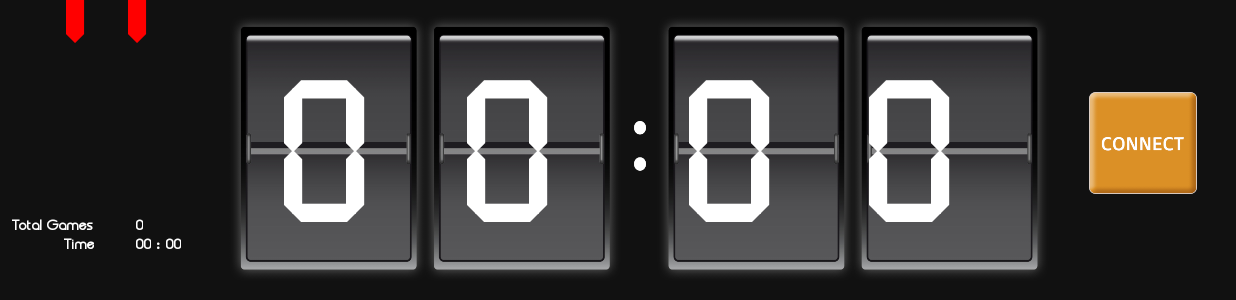
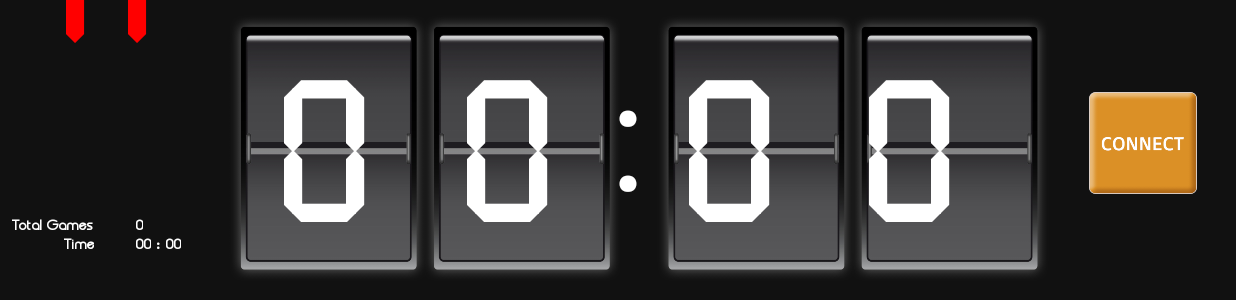
Before and after one commit to ldj526/BilliardClient, an Android app: the screen it shows after launch (MainActivity), after a tap on "OK", on a phone screen of 824 x 412 dp (held sideways). Shown: the part 161-461 px from the top of the screen. Run offline under Robolectric (Android 15) with nearby library versions, the phone set to English and light mode, and no system bars; libraries missing offline, so code that uses them is left out: androidx.camera.core, androidx.camera.lifecycle, androidx.camera.view; plain views replace PreviewView; 1 statement that could not run was skipped.

Commit message:
feat: 깜빡이는 애니메이션 추가

```diff
--- a/app/src/main/java/com/billiard/billiardclient/MainActivity.kt
+++ b/app/src/main/java/com/billiard/billiardclient/MainActivity.kt
@@ -14,6 +14,7 @@ import android.os.Handler
 import android.provider.MediaStore
 import android.util.Log
 import android.view.*
+import android.view.animation.AnimationUtils
 import android.widget.Toast
 import androidx.appcompat.app.AlertDialog
 import androidx.appcompat.app.AppCompatActivity
@@ -224,6 +225,7 @@ class MainActivity : AppCompatActivity() {
             binding.startBtn.isEnabled = false
         }
         timerTask?.cancel()
+        binding.colonText.clearAnimation()
         soundPool.play(endSound, 1.0f, 1.0f, 0, 0, 1.0f)
         if (endTimeD == 0L) {
             endTimeD = System.currentTimeMillis()
@@ -542,13 +544,15 @@ class MainActivity : AppCompatActivity() {
     private fun startTimer() {
         runOnUiThread {
             binding.startBtn.setBackgroundResource(R.drawable.end_button_ripple)
+            val anim = AnimationUtils.loadAnimation(this, R.anim.blink_animation)
+            binding.colonText.startAnimation(anim)
         }
         backgroundCode = 2
         time = 0
         timerTask =
             timer(period = 500) { //반복주기는 peroid 프로퍼티로 설정, 단위는 1000분의 1초 (period = 1000, 1초)
                 val curTimeD = System.currentTimeMillis()
-                time = (curTimeD - startTimeD) / 1000
+                time = (curTimeD - startTimeD) / 1000 / 60
                 hour = (time / 60).toInt() // 나눗셈의 몫 (시간 부분)
                 minute = (time % 60).toInt() // 나눗셈의 나머지 (분 부분)
 
--- /dev/null
+++ b/app/src/main/res/anim/blink_animation.xml
@@ -0,0 +1,9 @@
+<?xml version="1.0" encoding="utf-8"?>
+<set xmlns:android="http://schemas.android.com/apk/res/android">
+    <alpha
+        android:duration="1000"
+        android:fromAlpha="1.0"
+        android:repeatCount="infinite"
+        android:interpolator="@android:anim/bounce_interpolator"
+        android:toAlpha="0.0" />
+</set>
--- a/app/src/main/res/layout/activity_main.xml
+++ b/app/src/main/res/layout/activity_main.xml
@@ -163,6 +163,19 @@
                 app:layout_constraintTop_toTopOf="@+id/hourTensText" />
 
             <TextView
+                android:id="@+id/colonText"
+                android:layout_width="wrap_content"
+                android:layout_height="wrap_content"
+                android:textSize="100dp"
+                android:textColor="#FFFFFF"
+                android:text=":"
+                android:layout_marginStart="35dp"
+                android:layout_marginBottom="30dp"
+                app:layout_constraintBottom_toBottomOf="@+id/hourUnitsText"
+                app:layout_constraintStart_toEndOf="@+id/hourUnitsText"
+                app:layout_constraintTop_toTopOf="@+id/hourUnitsText" />
+
+            <TextView
                 android:id="@+id/minuteTensText"
                 android:layout_marginStart="78dp"
                 style="@style/TimerTextView"
```
Also changed, not shown: app/src/main/res/drawable/main_background.png.
